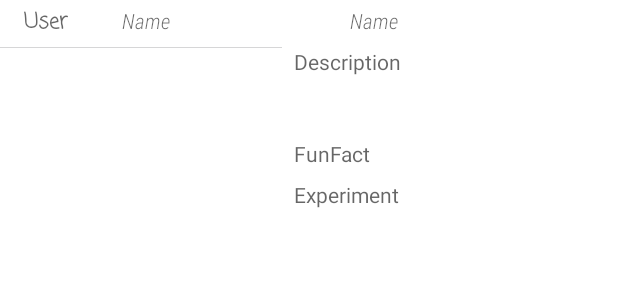
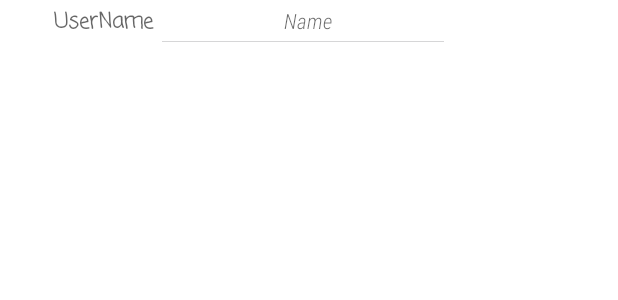
Before and after one commit to gderek007/FBUproject, an Android app: the layout individual_finding.xml on its own in the app's theme, with its tools: preview values and no code run, on a phone screen of 412 x 824 dp. Shown: the top 300 px of the screen. Run offline under Robolectric (Android 15) with nearby library versions, the phone set to English and light mode, and no system bars.

Commit message:
changing finding text

```diff
--- a/app/src/main/java/com/example/sciencevision/FindingsAdapter.java
+++ b/app/src/main/java/com/example/sciencevision/FindingsAdapter.java
@@ -12,12 +12,14 @@ import androidx.annotation.NonNull;
 import androidx.recyclerview.widget.RecyclerView;
 
 import com.bumptech.glide.Glide;
+import com.bumptech.glide.load.resource.bitmap.CenterCrop;
 import com.example.sciencevision.Models.Findings;
 import com.parse.ParseUser;
 
 import java.util.ArrayList;
 import java.util.List;
 
+import jp.wasabeef.glide.transformations.CropTransformation;
 import jp.wasabeef.glide.transformations.RoundedCornersTransformation;
 
 public class FindingsAdapter extends RecyclerView.Adapter<FindingsAdapter.ViewHolder> {
@@ -47,15 +49,12 @@ public class FindingsAdapter extends RecyclerView.Adapter<FindingsAdapter.ViewHo
         Findings finding = mFindings.get(position);
         //populate the views according to this data
         try {
-            holder.tvUser.setText(finding.getUser().getUsername());
+            holder.tvUser.setText(finding.getUser().getUsername() + " explored ");
         } catch (java.lang.Exception e) {
             holder.tvUser.setText(user.getUsername());
         }
         holder.tvName.setText(finding.getName());
         holder.tvCreatedAt.setText(finding.getNiceTime());
-        holder.tvDescription.setText(finding.getDescription());
-        holder.tvFunFact.setText(String.format("Fun Facts: %s", finding.getFunFact()));
-        holder.tvExperiment.setText(String.format("Fun %s Experiment: %s", finding.getName(), finding.getExperiment()));
         int radius = 30;
         int margin = 10;
         Glide.with(context).load(finding.getImage().getUrl())
@@ -73,9 +72,6 @@ public class FindingsAdapter extends RecyclerView.Adapter<FindingsAdapter.ViewHo
     public class ViewHolder extends RecyclerView.ViewHolder implements View.OnClickListener {
         TextView tvUser;
         TextView tvName;
-        TextView tvDescription;
-        TextView tvFunFact;
-        TextView tvExperiment;
         TextView tvCreatedAt;
         ImageView ivImage;
 
@@ -85,10 +81,7 @@ public class FindingsAdapter extends RecyclerView.Adapter<FindingsAdapter.ViewHo
             tvUser = itemView.findViewById(R.id.tvUser);
             tvName = itemView.findViewById(R.id.tvName);
             ivImage = itemView.findViewById(R.id.ivImage);
-            tvDescription = itemView.findViewById(R.id.tvDescription);
-            tvFunFact = itemView.findViewById(R.id.tvFunFact);
             tvCreatedAt = itemView.findViewById(R.id.tvCreatedAt);
-            tvExperiment = itemView.findViewById(R.id.tvExperiment);
             itemView.setOnClickListener(this);
         }
 
--- a/app/src/main/res/layout/individual_finding.xml
+++ b/app/src/main/res/layout/individual_finding.xml
@@ -10,7 +10,7 @@
         android:id="@+id/tvUser"
         android:layout_width="wrap_content"
         android:layout_height="wrap_content"
-        android:layout_marginStart="16dp"
+        android:layout_marginStart="36dp"
         android:layout_marginTop="4dp"
         android:fontFamily="casual"
         android:hint="User"
@@ -32,62 +32,21 @@
 
     <TextView
         android:id="@+id/tvName"
-        android:layout_width="144dp"
-        android:layout_height="0dp"
-        android:layout_marginStart="36dp"
+        android:layout_width="116dp"
+        android:layout_height="17dp"
         android:layout_marginTop="4dp"
-        android:fontFamily="sans-serif-condensed-light"
+        android:fontFamily="casual"
         android:hint="Name"
-        android:textStyle="italic"
+        android:textStyle="bold"
         app:layout_constraintStart_toEndOf="@+id/tvUser"
         app:layout_constraintTop_toTopOf="parent" />
-
-    <TextView
-        android:id="@+id/tvDescription"
-        android:layout_width="210dp"
-        android:layout_height="53dp"
-        android:layout_marginStart="8dp"
-        android:layout_marginTop="8dp"
-        android:layout_marginEnd="8dp"
-        android:hint="Description"
-        app:layout_constraintEnd_toEndOf="parent"
-        app:layout_constraintHorizontal_bias="0.0"
-        app:layout_constraintStart_toEndOf="@+id/ivImage"
-        app:layout_constraintTop_toBottomOf="@+id/tvCreatedAt" />
-
-    <TextView
-        android:id="@+id/tvFunFact"
-        android:layout_width="0dp"
-        android:layout_height="wrap_content"
-        android:layout_marginStart="8dp"
-        android:layout_marginTop="8dp"
-        android:layout_marginEnd="8dp"
-        android:hint="FunFact"
-        app:layout_constraintEnd_toEndOf="parent"
-        app:layout_constraintHorizontal_bias="0.0"
-        app:layout_constraintStart_toEndOf="@+id/ivImage"
-        app:layout_constraintTop_toBottomOf="@+id/tvDescription" />
-
-    <TextView
-        android:id="@+id/tvExperiment"
-        android:layout_width="0dp"
-        android:layout_height="wrap_content"
-        android:layout_marginStart="8dp"
-        android:layout_marginLeft="8dp"
-        android:layout_marginTop="8dp"
-        android:layout_marginEnd="8dp"
-        android:layout_marginRight="8dp"
-        android:hint="Experiment"
-        app:layout_constraintEnd_toEndOf="parent"
-        app:layout_constraintHorizontal_bias="0.0"
-        app:layout_constraintStart_toEndOf="@+id/ivImage"
-        app:layout_constraintTop_toBottomOf="@+id/tvFunFact" />
 
     <ImageView
         android:id="@+id/ivImage"
         android:layout_width="188dp"
         android:layout_height="wrap_content"
-        android:layout_marginTop="8dp"
+        android:layout_marginStart="108dp"
+        android:layout_marginTop="4dp"
         app:layout_constraintStart_toStartOf="parent"
         app:layout_constraintTop_toBottomOf="@+id/tvCreatedAt"
         tools:srcCompat="@tools:sample/avatars" />
```
